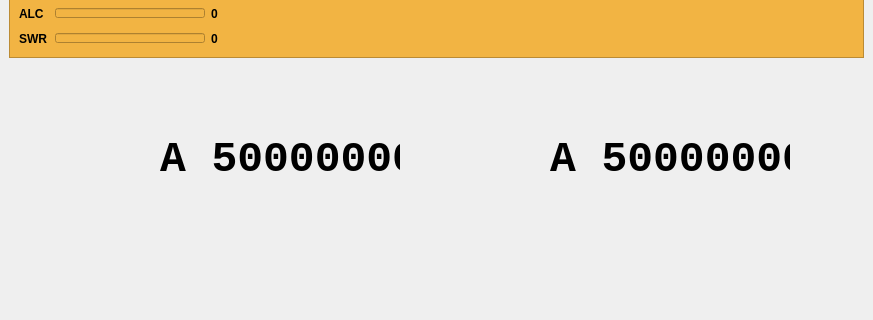
This is mainwindow.ui in eloranta/HamVibe as Qt 5 draws it before an edit; both pictures show x 0 to 873 and y 85 to 405 of the 873 by 600 pixel window. The edited form follows.
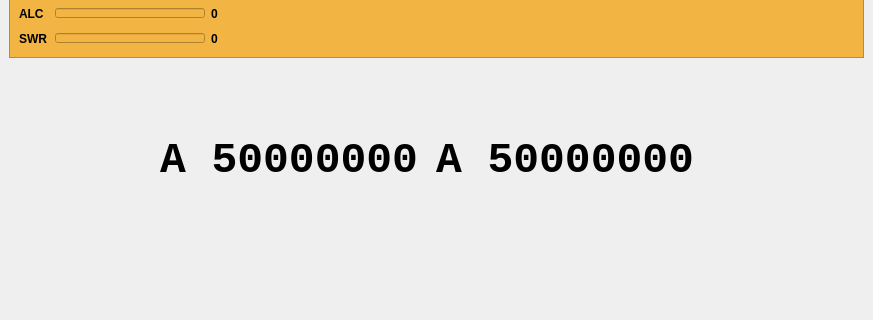
This is the edited form. Custom widgets are drawn as their Qt base class.

Commit message: add left freq readout

The edit to the form file:
```diff
--- a/mainwindow.ui
+++ b/mainwindow.ui
@@ -546,18 +546,21 @@
      </item>
     </layout>
    </widget>
-   <widget class="FrequencyLabel" name="leftFrequency">
-    <property name="enabled">
-     <bool>true</bool>
-    </property>
+   <widget class="QWidget" name="">
     <property name="geometry">
      <rect>
       <x>160</x>
       <y>200</y>
-      <width>240</width>
-      <height>51</height>
+      <width>534</width>
+      <height>53</height>
      </rect>
     </property>
+    <layout class="QHBoxLayout" name="horizontalLayout_7">
+     <item>
+      <widget class="FrequencyLabel" name="leftFrequency">
+       <property name="enabled">
+        <bool>true</bool>
+       </property>
     <property name="font">
      <font>
       <family>Consolas</family>
@@ -569,18 +572,25 @@
      <string>A 50000000</string>
     </property>
    </widget>
+     </item>
+     <item>
+      <spacer name="horizontalSpacer_2">
+       <property name="orientation">
+        <enum>Qt::Orientation::Horizontal</enum>
+       </property>
+       <property name="sizeHint" stdset="0">
+        <size>
+         <width>40</width>
+         <height>20</height>
+        </size>
+       </property>
+      </spacer>
+     </item>
+     <item>
    <widget class="FrequencyLabel" name="rightFrequency">
     <property name="enabled">
      <bool>true</bool>
     </property>
-    <property name="geometry">
-     <rect>
-      <x>550</x>
-      <y>200</y>
-      <width>240</width>
-      <height>51</height>
-     </rect>
-    </property>
     <property name="font">
      <font>
       <family>Consolas</family>
@@ -591,6 +601,9 @@
     <property name="text">
      <string>A 50000000</string>
     </property>
+      </widget>
+     </item>
+    </layout>
    </widget>
   </widget>
   <widget class="QMenuBar" name="menubar">
```
Lines whose indentation alone changed are shown as unchanged. The commit also changes 3 other files.
